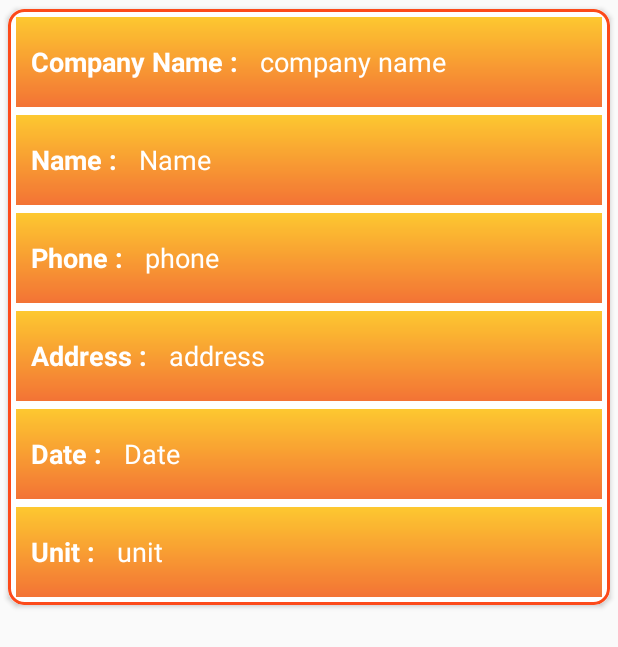
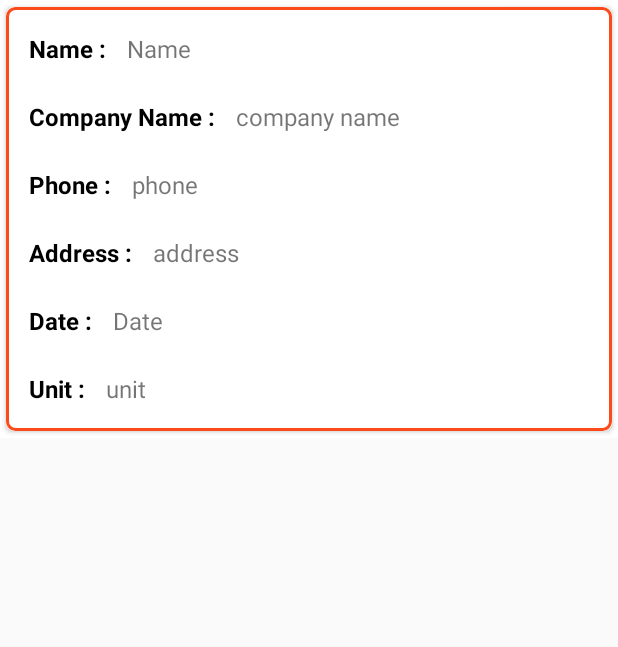
Before and after one commit to softwrengr/Firebase, an Android app: the layout custom_user_layout.xml on its own in the app's theme, with its tools: preview values and no code run, on a phone screen of 412 x 824 dp. Shown: the top 647 px of the screen. Run offline under Robolectric (Android 15) with nearby library versions, the phone set to English and light mode, and no system bars.

```diff
--- a/app/build.gradle
+++ b/app/build.gradle
@@ -46,7 +46,7 @@ dependencies {
     //calendar
     implementation 'com.archit.calendar:awesome-calendar:1.1.4'
     implementation 'joda-time:joda-time:2.10'
-    implementation 'com.squareup:android-times-square:1.6.5@aar'
+    implementation 'com.savvi.datepicker:rangepicker:1.2.0'
 }
 
 
@@ -59,4 +59,5 @@ dependencies {
 
 
 
+
 apply plugin: 'com.google.gms.google-services'
--- a/app/src/main/java/com/techease/appointment/fragments/loginSignupFragments/LoginSignupFragment.java
+++ b/app/src/main/java/com/techease/appointment/fragments/loginSignupFragments/LoginSignupFragment.java
@@ -10,6 +10,7 @@ import android.widget.Button;
 
 import com.techease.appointment.R;
 import com.techease.appointment.actvities.MainActivity;
+import com.techease.appointment.fragments.customer.CustomerHomeFragment;
 import com.techease.appointment.utilities.GeneralUtils;
 
 
--- a/app/src/main/java/com/techease/appointment/utilities/AlertUtils.java
+++ b/app/src/main/java/com/techease/appointment/utilities/AlertUtils.java
@@ -21,9 +21,12 @@ import android.widget.ProgressBar;
 
 import com.techease.appointment.R;
 import com.techease.appointment.actvities.MainActivity;
+import com.techease.appointment.services.NotificationServices;
 
 
 public class AlertUtils {
+
+
 
     public static AlertDialog createProgressDialog(Activity activity) {
 
@@ -61,6 +64,7 @@ public class AlertUtils {
         /**Creates an explicit intent for an Activity in your app**/
         Intent resultIntent = new Intent(context, MainActivity.class);
         resultIntent.addFlags(Intent.FLAG_ACTIVITY_NEW_TASK);
+        NotificationServices.check=true;
 
         Uri soundUri = RingtoneManager.getDefaultUri(RingtoneManager.TYPE_NOTIFICATION);
 
--- a/app/src/main/res/drawable/box_shape.xml
+++ b/app/src/main/res/drawable/box_shape.xml
@@ -3,7 +3,7 @@
 
 
     <corners
-        android:radius="10dp"
+        android:radius="5dp"
         />
 
     <solid
--- a/app/src/main/res/layout/custom_actionbar.xml
+++ b/app/src/main/res/layout/custom_actionbar.xml
@@ -6,8 +6,10 @@
 
     <ImageView
         android:id="@+id/ivBack"
-        android:layout_width="22sp"
-        android:layout_height="22sp"
+        android:layout_width="25sp"
+        android:layout_height="25sp"
+        android:layout_centerVertical="true"
+        android:padding="5sp"
         android:visibility="gone"
         android:src="@drawable/back"
         android:layout_marginLeft="10sp"
--- a/app/src/main/res/layout/custom_user_layout.xml
+++ b/app/src/main/res/layout/custom_user_layout.xml
@@ -2,13 +2,14 @@
 <LinearLayout xmlns:android="http://schemas.android.com/apk/res/android"
     android:layout_width="match_parent"
     android:layout_height="wrap_content"
+    android:background="@color/white"
     xmlns:card_view="http://schemas.android.com/apk/res-auto"
     android:orientation="vertical">
 
     <android.support.v7.widget.CardView
         android:layout_width="match_parent"
         android:layout_height="wrap_content"
-        card_view:cardCornerRadius="10dp"
+        card_view:cardCornerRadius="5dp"
         android:layout_gravity="center"
         card_view:cardPreventCornerOverlap="true"
         android:background="@color/white"
@@ -20,10 +21,40 @@
             android:background="@drawable/box_shape"
             android:padding="5sp"
             android:orientation="vertical">
+
+
             <LinearLayout
                 android:layout_width="match_parent"
-                android:layout_height="60sp"
-                android:background="@drawable/gradient_background"
+                android:layout_height="45sp"
+                android:layout_gravity="center"
+                android:orientation="horizontal">
+
+                <TextView
+                    android:layout_width="wrap_content"
+                    android:layout_height="wrap_content"
+                    android:text="Name : "
+                    android:textSize="16sp"
+                    android:textColor="@color/black"
+                    android:layout_gravity="center"
+                    android:layout_marginLeft="10sp"
+                    android:textStyle="bold"/>
+
+                <TextView
+                    android:id="@+id/tv_name"
+                    android:layout_width="wrap_content"
+                    android:layout_height="wrap_content"
+                    android:text="Name"
+                    android:textSize="16sp"
+                    android:layout_gravity="center"
+                    android:layout_marginLeft="10sp"
+                    />
+
+
+            </LinearLayout>
+
+            <LinearLayout
+                android:layout_width="match_parent"
+                android:layout_height="45sp"
                 android:layout_gravity="center"
                 android:orientation="horizontal">
 
@@ -31,8 +62,8 @@
                     android:layout_width="wrap_content"
                     android:layout_height="wrap_content"
                     android:text="Company Name : "
-                    android:textSize="18sp"
-                    android:textColor="@color/white"
+                    android:textSize="16sp"
+                    android:textColor="@color/black"
                     android:layout_gravity="center"
                     android:layout_marginLeft="10sp"
                     android:textStyle="bold"/>
@@ -42,8 +73,7 @@
                     android:layout_width="wrap_content"
                     android:layout_height="wrap_content"
                     android:text="company name"
-                    android:textSize="18sp"
-                    android:textColor="@color/white"
+                    android:textSize="16sp"
                     android:layout_gravity="center"
                     android:layout_marginLeft="10sp"
                     />
@@ -53,50 +83,16 @@
 
             <LinearLayout
                 android:layout_width="match_parent"
-                android:layout_height="60sp"
-                android:background="@drawable/gradient_background"
+                android:layout_height="45sp"
                 android:layout_gravity="center"
-                android:layout_marginTop="5sp"
-                android:orientation="horizontal">
-
-                <TextView
-                    android:layout_width="wrap_content"
-                    android:layout_height="wrap_content"
-                    android:text="Name : "
-                    android:textSize="18sp"
-                    android:textColor="@color/white"
-                    android:layout_gravity="center"
-                    android:layout_marginLeft="10sp"
-                    android:textStyle="bold"/>
-
-                <TextView
-                    android:id="@+id/tv_name"
-                    android:layout_width="wrap_content"
-                    android:layout_height="wrap_content"
-                    android:text="Name"
-                    android:textSize="18sp"
-                    android:textColor="@color/white"
-                    android:layout_gravity="center"
-                    android:layout_marginLeft="10sp"
-                    />
-
-
-            </LinearLayout>
-
-            <LinearLayout
-                android:layout_width="match_parent"
-                android:layout_height="60sp"
-                android:background="@drawable/gradient_background"
-                android:layout_gravity="center"
-                android:layout_marginTop="5sp"
                 android:orientation="horizontal">
 
                 <TextView
                     android:layout_width="wrap_content"
                     android:layout_height="wrap_content"
                     android:text="Phone : "
-                    android:textSize="18sp"
-                    android:textColor="@color/white"
+                    android:textSize="16sp"
+                    android:textColor="@color/black"
                     android:layout_gravity="center"
                     android:layout_marginLeft="10sp"
                     android:textStyle="bold"/>
@@ -106,8 +102,7 @@
                     android:layout_width="wrap_content"
                     android:layout_height="wrap_content"
                     android:text="phone"
-                    android:textSize="18sp"
-                    android:textColor="@color/white"
+                    android:textSize="16sp"
                     android:layout_gravity="center"
                     android:layout_marginLeft="10sp"
                     />
@@ -119,18 +114,16 @@
 
             <LinearLayout
                 android:layout_width="match_parent"
-                android:layout_height="60sp"
-                android:background="@drawable/gradient_background"
+                android:layout_height="45sp"
                 android:layout_gravity="center"
-                android:layout_marginTop="5sp"
                 android:orientation="horizontal">
 
                 <TextView
                     android:layout_width="wrap_content"
                     android:layout_height="wrap_content"
                     android:text="Address : "
-                    android:textSize="18sp"
-                    android:textColor="@color/white"
+                    android:textSize="16sp"
+                    android:textColor="@color/black"
                     android:layout_gravity="center"
                     android:layout_marginLeft="10sp"
                     android:textStyle="bold"/>
@@ -140,8 +133,7 @@
                     android:layout_width="wrap_content"
                     android:layout_height="wrap_content"
                     android:text="address"
-                    android:textSize="18sp"
-                    android:textColor="@color/white"
+                    android:textSize="16sp"
                     android:layout_gravity="center"
                     android:layout_marginLeft="10sp"
                     />
@@ -151,18 +143,16 @@
 
             <LinearLayout
                 android:layout_width="match_parent"
-                android:layout_height="60sp"
-                android:background="@drawable/gradient_background"
+                android:layout_height="45sp"
                 android:layout_gravity="center"
-                android:layout_marginTop="5sp"
                 android:orientation="horizontal">
 
                 <TextView
                     android:layout_width="wrap_content"
                     android:layout_height="wrap_content"
                     android:text="Date : "
-                    android:textSize="18sp"
-                    android:textColor="@color/white"
+                    android:textSize="16sp"
+                    android:textColor="@color/black"
                     android:layout_gravity="center"
                     android:layout_marginLeft="10sp"
                     android:textStyle="bold"/>
@@ -172,8 +162,7 @@
                     android:layout_width="wrap_content"
                     android:layout_height="wrap_content"
                     android:text="Date"
-                    android:textSize="18sp"
-                    android:textColor="@color/white"
+                    android:textSize="16sp"
                     android:layout_gravity="center"
                     android:layout_marginLeft="10sp"
                     />
@@ -184,18 +173,16 @@
 
             <LinearLayout
                 android:layout_width="match_parent"
-                android:layout_height="60sp"
-                android:background="@drawable/gradient_background"
+                android:layout_height="45sp"
                 android:layout_gravity="center"
-                android:layout_marginTop="5sp"
                 android:orientation="horizontal">
 
                 <TextView
                     android:layout_width="wrap_content"
                     android:layout_height="wrap_content"
                     android:text="Unit : "
-                    android:textSize="18sp"
-                    android:textColor="@color/white"
+                    android:textSize="16sp"
+                    android:textColor="@color/black"
                     android:layout_gravity="center"
                     android:layout_marginLeft="10sp"
                     android:textStyle="bold"/>
@@ -205,8 +192,7 @@
                     android:layout_width="wrap_content"
                     android:layout_height="wrap_content"
                     android:text="unit"
-                    android:textSize="18sp"
-                    android:textColor="@color/white"
+                    android:textSize="16sp"
                     android:layout_gravity="center"
                     android:layout_marginLeft="10sp"
                     />
--- a/app/src/main/res/layout/fragment_home.xml
+++ b/app/src/main/res/layout/fragment_home.xml
@@ -8,7 +8,8 @@
     <RelativeLayout
         android:id="@+id/retailer_container"
         android:layout_width="match_parent"
-        android:layout_height="wrap_content">
+        android:layout_height="wrap_content"
+        android:layout_above="@id/navigation">
 
     </RelativeLayout>
 
```
Also changed, not shown: app/src/main/AndroidManifest.xml (+4 -3 lines), app/src/main/java/com/techease/appointment/fragments/customer/CustomerAppointmentFragment.java (+36 -8 lines), app/src/main/java/com/techease/appointment/fragments/customer/MakeAppointmentFragment.java (+7 -6 lines), app/src/main/java/com/techease/appointment/fragments/customer/ShowCalendarFragment.java (+80 -88 lines), app/src/main/java/com/techease/appointment/fragments/retailers/SeeApointmentFragment.java (+27 -0 lines), app/src/main/java/com/techease/appointment/services/NotificationServices.java (+20 -12 lines), app/src/main/res/layout/fragment_customer.xml (+32 -0 lines), app/src/main/res/layout/fragment_show_calendar.xml (+52 -49 lines), 1 other file.
